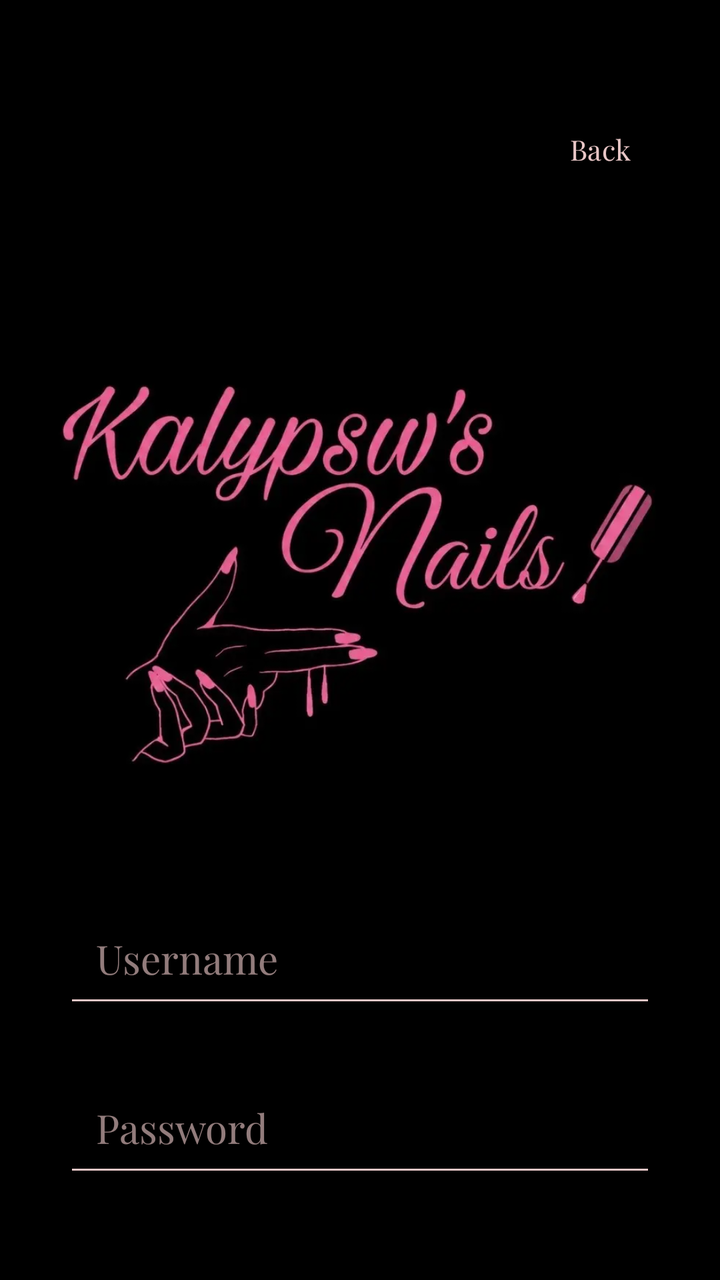
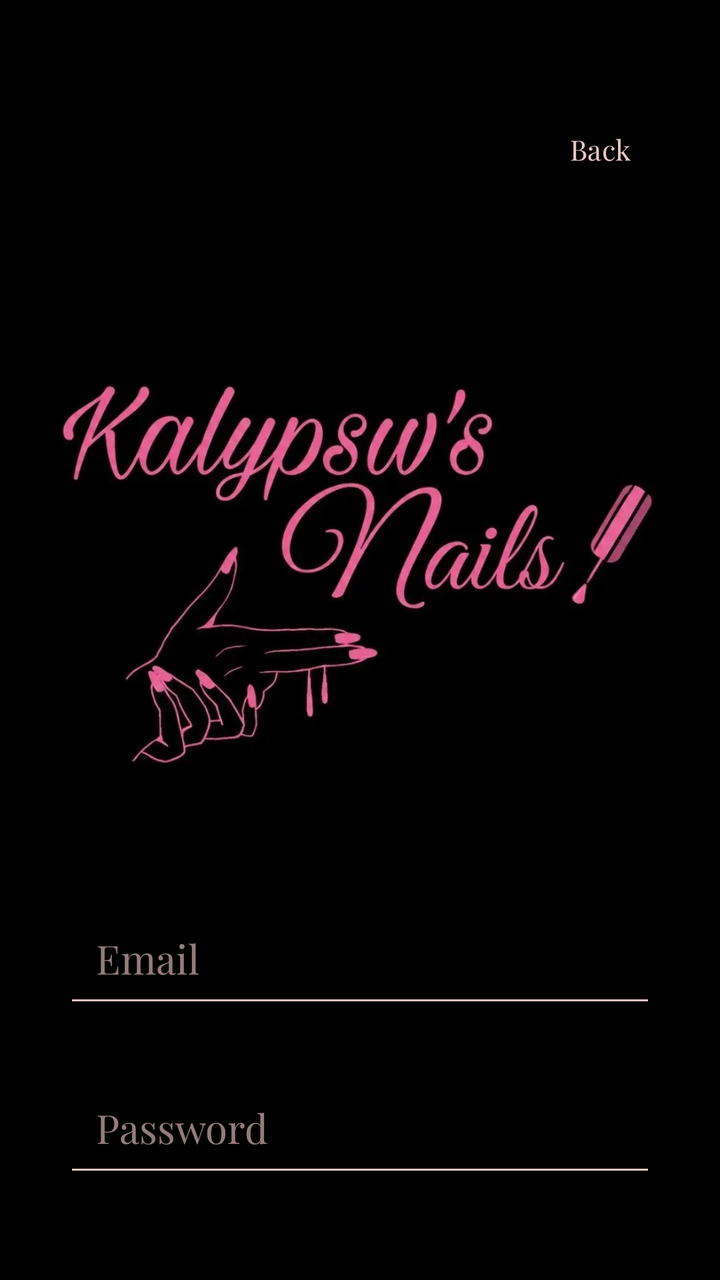

Compare the two renders of this Android layout. The source of the first and the diff that turns it into the second are given below.
<!-- AndroidManifest.xml: application theme Theme.Kalypsws_nails -->
<!-- res/layout/activity_login.xml -->
<?xml version="1.0" encoding="utf-8"?>
<androidx.constraintlayout.widget.ConstraintLayout
    xmlns:android="http://schemas.android.com/apk/res/android"
    xmlns:app="http://schemas.android.com/apk/res-auto"
    xmlns:tools="http://schemas.android.com/tools"
    android:id="@+id/main"
    android:layout_width="match_parent"
    android:layout_height="match_parent"
    android:background="#000000"
    tools:context=".LoginActivity">

    <Button
        android:id="@+id/btnBackLogin"
        style="?attr/materialButtonOutlinedStyle"
        android:layout_width="wrap_content"
        android:layout_height="wrap_content"
        android:layout_marginTop="50dp"
        android:layout_marginEnd="16dp"
        android:text="Back"
        android:textColor="#E8C6C6"
        android:fontFamily="@font/font4"
        app:strokeColor="#E8C6C6"
        app:strokeWidth="1.5dp"
        app:backgroundTint="#000000"
        app:layout_constraintEnd_toEndOf="parent"
        app:layout_constraintTop_toTopOf="parent" />

    <ImageView
        android:id="@+id/logoImage"
        android:layout_width="320dp"
        android:layout_height="220dp"
        android:layout_marginTop="80dp"
        android:scaleType="centerInside"
        android:src="@drawable/kalypsws_nails_logo"
        app:layout_constraintEnd_toEndOf="parent"
        app:layout_constraintStart_toStartOf="parent"
        app:layout_constraintTop_toBottomOf="@+id/btnBackLogin" />

    <EditText
        android:id="@+id/etUsernameLogin"
        android:layout_width="match_parent"
        android:layout_height="wrap_content"
        android:layout_marginStart="32dp"
        android:layout_marginEnd="32dp"
        android:layout_marginTop="50dp"
        android:padding="16dp"
        android:hint="Username"
        android:fontFamily="@font/font4"
        android:textColorHint="#A0E8C6C6"
        android:textColor="#FFFFFF"
        android:backgroundTint="#E8C6C6"
        android:textSize="20sp"
        android:inputType="textPersonName"
        app:layout_constraintEnd_toEndOf="parent"
        app:layout_constraintStart_toStartOf="parent"
        app:layout_constraintTop_toBottomOf="@+id/logoImage" />

    <EditText
        android:id="@+id/etPasswordLogin"
        android:layout_width="match_parent"
        android:layout_height="wrap_content"
        android:layout_marginStart="32dp"
        android:layout_marginEnd="32dp"
        android:layout_marginTop="24dp"
        android:padding="16dp"
        android:hint="Password"
        android:fontFamily="@font/font4"
        android:textColorHint="#A0E8C6C6"
        android:textColor="#FFFFFF"
        android:backgroundTint="#E8C6C6"
        android:textSize="20sp"
        android:inputType="textPassword"
        app:layout_constraintEnd_toEndOf="parent"
        app:layout_constraintStart_toStartOf="parent"
        app:layout_constraintTop_toBottomOf="@+id/etUsernameLogin" />

    <Button
        android:id="@+id/btnLoginSubmit"
        style="?attr/materialButtonOutlinedStyle"
        android:layout_width="match_parent"
        android:layout_height="65dp"
        android:layout_marginStart="32dp"
        android:layout_marginEnd="32dp"
        android:layout_marginTop="60dp"
        android:text="Login"
        android:textSize="18sp"
        android:fontFamily="@font/font4"
        android:textColor="#E8C6C6"
        app:strokeColor="#E8C6C6"
        app:strokeWidth="1.5dp"
        app:backgroundTint="#000000"
        app:layout_constraintEnd_toEndOf="parent"
        app:layout_constraintStart_toStartOf="parent"
        app:layout_constraintTop_toBottomOf="@+id/etPasswordLogin" />

</androidx.constraintlayout.widget.ConstraintLayout>
<!-- resources referenced by this layout -->
<resources>
  <!-- drawable kalypsws_nails_logo: webp bitmap (drawable, 18922 bytes) -->
  <style name="Theme.Kalypsws_nails" parent="Base.Theme.Kalypsws_nails" />
  <style name="Base.Theme.Kalypsws_nails" parent="Theme.Material3.DayNight.NoActionBar">
          
          
      </style>
</resources>

<!-- the commit's change to res/layout/activity_login.xml (unified diff, before → after) -->
@@ -37,20 +37,20 @@
         app:layout_constraintTop_toBottomOf="@+id/btnBackLogin" />
 
     <EditText
-        android:id="@+id/etUsernameLogin"
+        android:id="@+id/etEmailLogin"
         android:layout_width="match_parent"
         android:layout_height="wrap_content"
         android:layout_marginStart="32dp"
         android:layout_marginEnd="32dp"
         android:layout_marginTop="50dp"
         android:padding="16dp"
-        android:hint="Username"
+        android:hint="Email"
         android:fontFamily="@font/font4"
         android:textColorHint="#A0E8C6C6"
         android:textColor="#FFFFFF"
         android:backgroundTint="#E8C6C6"
         android:textSize="20sp"
-        android:inputType="textPersonName"
+        android:inputType="textEmailAddress"
         app:layout_constraintEnd_toEndOf="parent"
         app:layout_constraintStart_toStartOf="parent"
         app:layout_constraintTop_toBottomOf="@+id/logoImage" />
@@ -72,7 +72,7 @@
         android:inputType="textPassword"
         app:layout_constraintEnd_toEndOf="parent"
         app:layout_constraintStart_toStartOf="parent"
-        app:layout_constraintTop_toBottomOf="@+id/etUsernameLogin" />
+        app:layout_constraintTop_toBottomOf="@+id/etEmailLogin" />
 
     <Button
         android:id="@+id/btnLoginSubmit"
